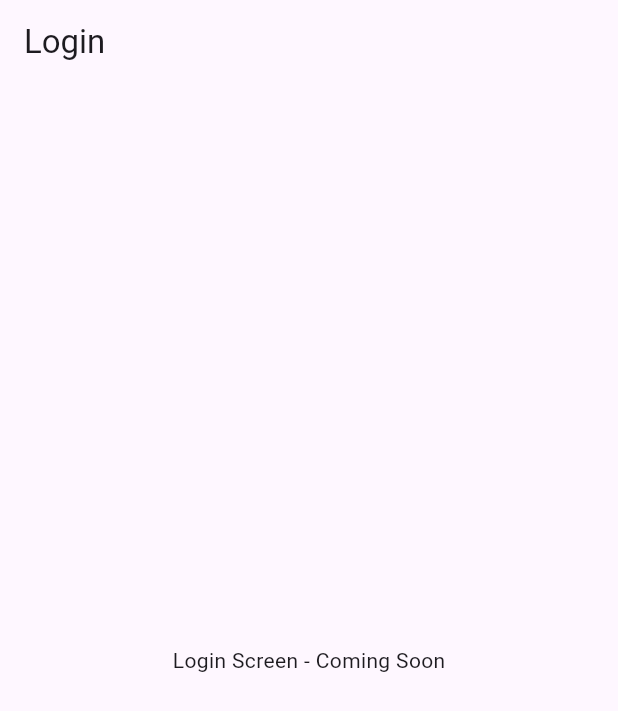
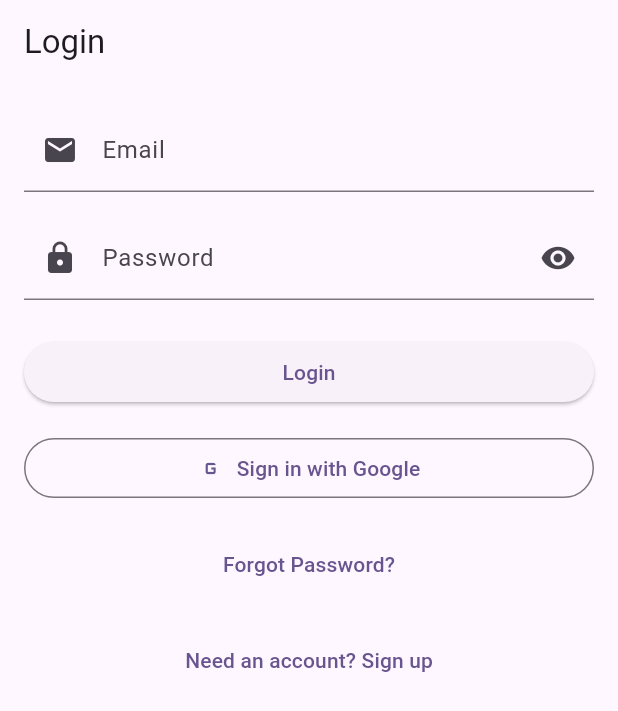
Before and after one commit to Monterroso/TikAndTok, a Flutter app: the screen it shows after launch, on a phone screen of 412 x 824 dp. Shown: the top 711 px of the screen. Run offline on Flutter 3.47's test engine with Material 3 defaults, Android fonts, the phone set to English and light mode, and no system bars; our stand-ins replace firebase_auth, firebase_core, google_sign_in; accounts and stored records are empty; statements that could not run were skipped.

Commit message:
Email signup works and things work oh I'm so happy I could die

```diff
--- a/lib/screens/login_screen.dart
+++ b/lib/screens/login_screen.dart
@@ -1,17 +1,190 @@
 import 'package:flutter/material.dart';
+import '../services/auth_service.dart';
+import '../widgets/auth_fields.dart';
+import '../widgets/auth_buttons.dart';
 
-class LoginScreen extends StatelessWidget {
+class LoginScreen extends StatefulWidget {
   const LoginScreen({super.key});
+
+  @override
+  State<LoginScreen> createState() => _LoginScreenState();
+}
+
+class _LoginScreenState extends State<LoginScreen> {
+  final _formKey = GlobalKey<FormState>();
+  final _emailController = TextEditingController();
+  final _passwordController = TextEditingController();
+  final _authService = AuthService();
+
+  bool _isLoading = false;
+  bool _isLogin = true; // Toggle between login and signup
+  bool _obscurePassword = true;
+
+  @override
+  void dispose() {
+    _emailController.dispose();
+    _passwordController.dispose();
+    super.dispose();
+  }
+
+  String? _validateEmail(String? value) {
+    if (value == null || value.isEmpty) {
+      return 'Enter an email address';
+    }
+    final RegExp emailRegex = RegExp(r'^[^@]+@[^@]+\.[^@]+');
+    if (!emailRegex.hasMatch(value)) {
+      return 'Enter a valid email address';
+    }
+    return null;
+  }
+
+  String? _validatePassword(String? value) {
+    if (value == null || value.isEmpty) {
+      return 'Enter a password';
+    }
+    if (value.length < 6) {
+      return 'Password must be at least 6 characters';
+    }
+    return null;
+  }
+
+  Future<void> _submitForm() async {
+    if (!_formKey.currentState!.validate()) return;
+
+    setState(() => _isLoading = true);
+
+    try {
+      if (_isLogin) {
+        await _authService.signInUser(
+          email: _emailController.text.trim(),
+          password: _passwordController.text,
+        );
+      } else {
+        await _authService.signUpUser(
+          email: _emailController.text.trim(),
+          password: _passwordController.text,
+        );
+      }
+      // No need to navigate, AuthWrapper will handle it
+    } catch (e) {
+      if (mounted) {
+        ScaffoldMessenger.of(context).showSnackBar(
+          SnackBar(content: Text(e.toString())),
+        );
+      }
+    } finally {
+      if (mounted) {
+        setState(() => _isLoading = false);
+      }
+    }
+  }
+
+  Future<void> _signInWithGoogle() async {
+    setState(() => _isLoading = true);
+
+    try {
+      await _authService.signInWithGoogle();
+      // No need to navigate, AuthWrapper will handle it
+    } catch (e) {
+      if (mounted) {
+        ScaffoldMessenger.of(context).showSnackBar(
+          SnackBar(content: Text(e.toString())),
+        );
+      }
+    } finally {
+      if (mounted) {
+        setState(() => _isLoading = false);
+      }
+    }
+  }
+
+  Future<void> _resetPassword() async {
+    final email = _emailController.text.trim();
+    if (email.isEmpty) {
+      ScaffoldMessenger.of(context).showSnackBar(
+        const SnackBar(content: Text('Please enter your email first')),
+      );
+      return;
+    }
+
+    setState(() => _isLoading = true);
+
+    try {
+      await _authService.sendPasswordResetEmail(email);
+      if (mounted) {
+        ScaffoldMessenger.of(context).showSnackBar(
+          const SnackBar(content: Text('Password reset email sent')),
+        );
+      }
+    } catch (e) {
+      if (mounted) {
+        ScaffoldMessenger.of(context).showSnackBar(
+          SnackBar(content: Text(e.toString())),
+        );
+      }
+    } finally {
+      if (mounted) {
+        setState(() => _isLoading = false);
+      }
+    }
+  }
 
   @override
   Widget build(BuildContext context) {
     return Scaffold(
       appBar: AppBar(
-        title: const Text('Login'),
+        title: Text(_isLogin ? 'Login' : 'Sign Up'),
       ),
-      body: const Center(
-        child: Text('Login Screen - Coming Soon'),
-      ),
+      body: _isLoading
+          ? const Center(child: CircularProgressIndicator())
+          : SingleChildScrollView(
+              padding: const EdgeInsets.all(16.0),
+              child: Form(
+                key: _formKey,
+                child: Column(
+                  crossAxisAlignment: CrossAxisAlignment.stretch,
+                  children: [
+                    EmailField(
+                      controller: _emailController,
+                      validator: _validateEmail,
+                      enabled: !_isLoading,
+                    ),
+                    const SizedBox(height: 16),
+                    PasswordField(
+                      controller: _passwordController,
+                      validator: _validatePassword,
+                      obscureText: _obscurePassword,
+                      onToggleVisibility: () => setState(() => _obscurePassword = !_obscurePassword),
+                      enabled: !_isLoading,
+                    ),
+                    const SizedBox(height: 24),
+                    SubmitButton(
+                      isLogin: _isLogin,
+                      isLoading: _isLoading,
+                      onSubmit: _submitForm,
+                    ),
+                    const SizedBox(height: 16),
+                    GoogleSignInButton(
+                      isLoading: _isLoading,
+                      onPressed: _signInWithGoogle,
+                    ),
+                    if (_isLogin) ...[
+                      const SizedBox(height: 16),
+                      ForgotPasswordButton(
+                        isLoading: _isLoading,
+                        onPressed: _resetPassword,
+                      ),
+                    ],
+                    const SizedBox(height: 16),
+                    AuthToggleButton(
+                      isLogin: _isLogin,
+                      isLoading: _isLoading,
+                      onToggle: () => setState(() => _isLogin = !_isLogin),
+                    ),
+                  ],
+                ),
+              ),
+            ),
     );
   }
 }
--- /dev/null
+++ b/lib/widgets/auth_buttons.dart
@@ -0,0 +1,90 @@
+import 'package:flutter/material.dart';
+
+class SubmitButton extends StatelessWidget {
+  final bool isLogin;
+  final bool isLoading;
+  final VoidCallback onSubmit;
+
+  const SubmitButton({
+    super.key,
+    required this.isLogin,
+    required this.isLoading,
+    required this.onSubmit,
+  });
+
+  @override
+  Widget build(BuildContext context) {
+    return ElevatedButton(
+      onPressed: isLoading ? null : onSubmit,
+      child: Text(isLogin ? 'Login' : 'Sign Up'),
+    );
+  }
+}
+
+class AuthToggleButton extends StatelessWidget {
+  final bool isLogin;
+  final bool isLoading;
+  final VoidCallback onToggle;
+
+  const AuthToggleButton({
+    super.key,
+    required this.isLogin,
+    required this.isLoading,
+    required this.onToggle,
+  });
+
+  @override
+  Widget build(BuildContext context) {
+    return TextButton(
+      onPressed: isLoading ? null : onToggle,
+      child: Text(
+        isLogin ? 'Need an account? Sign up' : 'Have an account? Login',
+      ),
+    );
+  }
+}
+
+class GoogleSignInButton extends StatelessWidget {
+  final bool isLoading;
+  final VoidCallback onPressed;
+
+  const GoogleSignInButton({
+    super.key,
+    required this.isLoading,
+    required this.onPressed,
+  });
+
+  @override
+  Widget build(BuildContext context) {
+    return OutlinedButton(
+      onPressed: isLoading ? null : onPressed,
+      child: const Row(
+        mainAxisAlignment: MainAxisAlignment.center,
+        children: [
+          Icon(Icons.g_mobiledata),
+          SizedBox(width: 8),
+          Text('Sign in with Google'),
+        ],
+      ),
+    );
+  }
+}
+
+class ForgotPasswordButton extends StatelessWidget {
+  final bool isLoading;
+  final VoidCallback onPressed;
+
+  const ForgotPasswordButton({
+    super.key,
+    required this.isLoading,
+    required this.onPressed,
+  });
+
+  @override
+  Widget build(BuildContext context) {
+    return TextButton(
+      onPressed: isLoading ? null : onPressed,
+      child: const Text('Forgot Password?'),
+    );
+  }
+}
--- /dev/null
+++ b/lib/widgets/auth_fields.dart
@@ -0,0 +1,67 @@
+import 'package:flutter/material.dart';
+
+class EmailField extends StatelessWidget {
+  final TextEditingController controller;
+  final String? Function(String?) validator;
+  final bool enabled;
+
+  const EmailField({
+    super.key,
+    required this.controller,
+    required this.validator,
+    this.enabled = true,
+  });
+
+  @override
+  Widget build(BuildContext context) {
+    return TextFormField(
+      controller: controller,
+      decoration: const InputDecoration(
+        labelText: 'Email',
+        hintText: 'Enter your email',
+        prefixIcon: Icon(Icons.email),
+      ),
+      keyboardType: TextInputType.emailAddress,
+      validator: validator,
+      enabled: enabled,
+    );
+  }
+}
+
+class PasswordField extends StatelessWidget {
+  final TextEditingController controller;
+  final String? Function(String?) validator;
+  final bool obscureText;
+  final VoidCallback onToggleVisibility;
+  final bool enabled;
+
+  const PasswordField({
+    super.key,
+    required this.controller,
+    required this.validator,
+    required this.obscureText,
+    required this.onToggleVisibility,
+    this.enabled = true,
+  });
+
+  @override
+  Widget build(BuildContext context) {
+    return TextFormField(
+      controller: controller,
+      decoration: InputDecoration(
+        labelText: 'Password',
+        hintText: 'Enter your password',
+        prefixIcon: const Icon(Icons.lock),
+        suffixIcon: IconButton(
+          icon: Icon(
+            obscureText ? Icons.visibility : Icons.visibility_off,
+          ),
+          onPressed: enabled ? onToggleVisibility : null,
+        ),
+      ),
+      obscureText: obscureText,
+      validator: validator,
+      enabled: enabled,
+    );
+  }
+}
```
Also changed, not shown: lib/widgets/auth_form.dart (added, +115 -0 lines).
